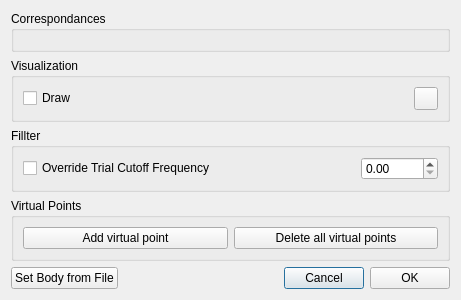
XROMMPackages/xmalab, file src/ui/ui-files/RigidBodyDialog.ui: the form before one commit.
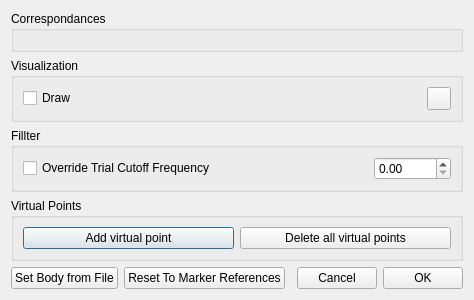
The form after the commit. Icons and pictures are not drawn.

Commit message: Added option to import CSV files for markers

Patch:
```diff
--- a/src/ui/ui-files/RigidBodyDialog.ui
+++ b/src/ui/ui-files/RigidBodyDialog.ui
@@ -6,7 +6,7 @@
    <rect>
     <x>0</x>
     <y>0</y>
-    <width>461</width>
+    <width>471</width>
     <height>262</height>
    </rect>
   </property>
@@ -39,7 +39,38 @@
    <bool>false</bool>
   </property>
   <layout class="QGridLayout" name="gridLayout_2">
-   <item row="1" column="0" colspan="4">
+   <item row="3" column="0" colspan="5">
+    <widget class="QGroupBox" name="groupBox_4">
+     <property name="title">
+      <string>Virtual Points</string>
+     </property>
+     <layout class="QGridLayout" name="gridLayout_5">
+      <item row="0" column="0">
+       <widget class="QPushButton" name="pushButton_AddDummy">
+        <property name="text">
+         <string>Add virtual point</string>
+        </property>
+       </widget>
+      </item>
+      <item row="0" column="1">
+       <widget class="QPushButton" name="pushButton_DeleteDummy">
+        <property name="text">
+         <string>Delete all virtual points</string>
+        </property>
+       </widget>
+      </item>
+     </layout>
+    </widget>
+   </item>
+   <item row="0" column="0" colspan="5">
+    <widget class="QGroupBox" name="groupBox">
+     <property name="title">
+      <string>Correspondances</string>
+     </property>
+     <layout class="QGridLayout" name="gridLayout"/>
+    </widget>
+   </item>
+   <item row="1" column="0" colspan="5">
     <widget class="QGroupBox" name="groupBox_2">
      <property name="title">
       <string>Visualization</string>
@@ -62,29 +93,50 @@
      </layout>
     </widget>
    </item>
-   <item row="0" column="0" colspan="4">
-    <widget class="QGroupBox" name="groupBox">
+   <item row="2" column="0" colspan="5">
+    <widget class="QGroupBox" name="groupBox_3">
      <property name="title">
-      <string>Correspondances</string>
+      <string>Fillter</string>
      </property>
-     <layout class="QGridLayout" name="gridLayout"/>
+     <layout class="QGridLayout" name="gridLayout_4">
+      <item row="0" column="0">
+       <widget class="QCheckBox" name="checkBoxCutoffOverride">
+        <property name="text">
+         <string>Override Trial Cutoff Frequency</string>
+        </property>
+       </widget>
+      </item>
+      <item row="0" column="1">
+       <widget class="QDoubleSpinBox" name="doubleSpinBoxCutoff">
+        <property name="sizePolicy">
+         <sizepolicy hsizetype="Maximum" vsizetype="Fixed">
+          <horstretch>0</horstretch>
+          <verstretch>0</verstretch>
+         </sizepolicy>
+        </property>
+        <property name="maximum">
+         <double>10000.000000000000000</double>
+        </property>
+       </widget>
+      </item>
+     </layout>
     </widget>
    </item>
-   <item row="4" column="2">
+   <item row="4" column="3">
     <widget class="QPushButton" name="pushButton_Cancel">
      <property name="text">
       <string>Cancel</string>
      </property>
     </widget>
    </item>
-   <item row="4" column="3">
+   <item row="4" column="4">
     <widget class="QPushButton" name="pushButton_OK">
      <property name="text">
       <string>OK</string>
      </property>
     </widget>
    </item>
-   <item row="4" column="1">
+   <item row="4" column="2">
     <spacer name="horizontalSpacer">
      <property name="orientation">
       <enum>Qt::Horizontal</enum>
@@ -104,56 +156,11 @@
      </property>
     </widget>
    </item>
-   <item row="2" column="0" colspan="4">
-    <widget class="QGroupBox" name="groupBox_3">
-     <property name="title">
-      <string>Fillter</string>
+   <item row="4" column="1">
+    <widget class="QPushButton" name="pushButton_Reset">
+     <property name="text">
+      <string>Reset To Marker References</string>
      </property>
-     <layout class="QGridLayout" name="gridLayout_4">
-      <item row="0" column="0">
-       <widget class="QCheckBox" name="checkBoxCutoffOverride">
-        <property name="text">
-         <string>Override Trial Cutoff Frequency</string>
-        </property>
-       </widget>
-      </item>
-      <item row="0" column="1">
-       <widget class="QDoubleSpinBox" name="doubleSpinBoxCutoff">
-        <property name="sizePolicy">
-         <sizepolicy hsizetype="Maximum" vsizetype="Fixed">
-          <horstretch>0</horstretch>
-          <verstretch>0</verstretch>
-         </sizepolicy>
-        </property>
-        <property name="maximum">
-         <double>10000.000000000000000</double>
-        </property>
-       </widget>
-      </item>
-     </layout>
-    </widget>
-   </item>
-   <item row="3" column="0" colspan="4">
-    <widget class="QGroupBox" name="groupBox_4">
-     <property name="title">
-      <string>Virtual Points</string>
-     </property>
-     <layout class="QGridLayout" name="gridLayout_5">
-      <item row="0" column="0">
-       <widget class="QPushButton" name="pushButton_AddDummy">
-        <property name="text">
-         <string>Add virtual point</string>
-        </property>
-       </widget>
-      </item>
-      <item row="0" column="1">
-       <widget class="QPushButton" name="pushButton_DeleteDummy">
-        <property name="text">
-         <string>Delete all virtual points</string>
-        </property>
-       </widget>
-      </item>
-     </layout>
     </widget>
    </item>
   </layout>
```
The commit also changes 16 other files.
